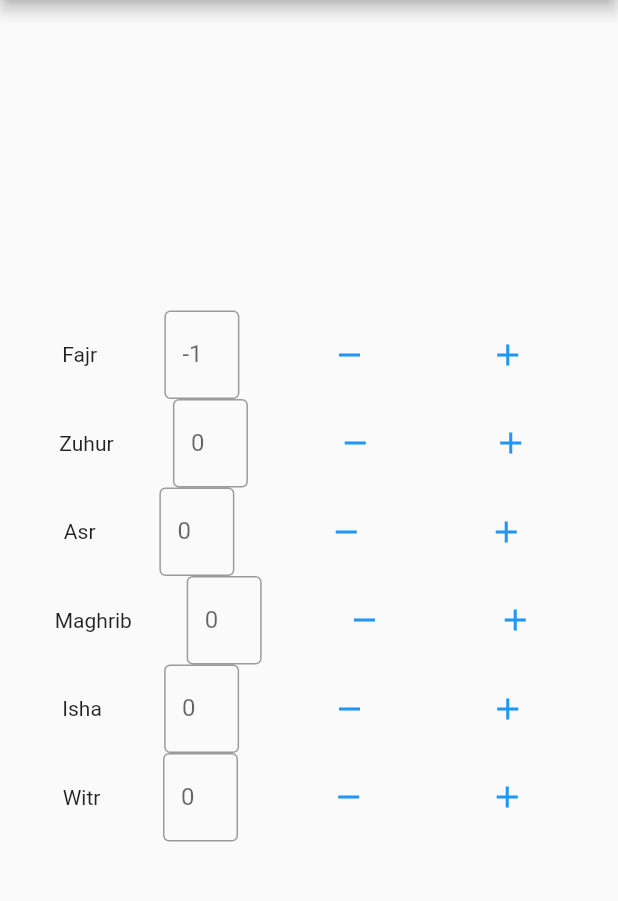
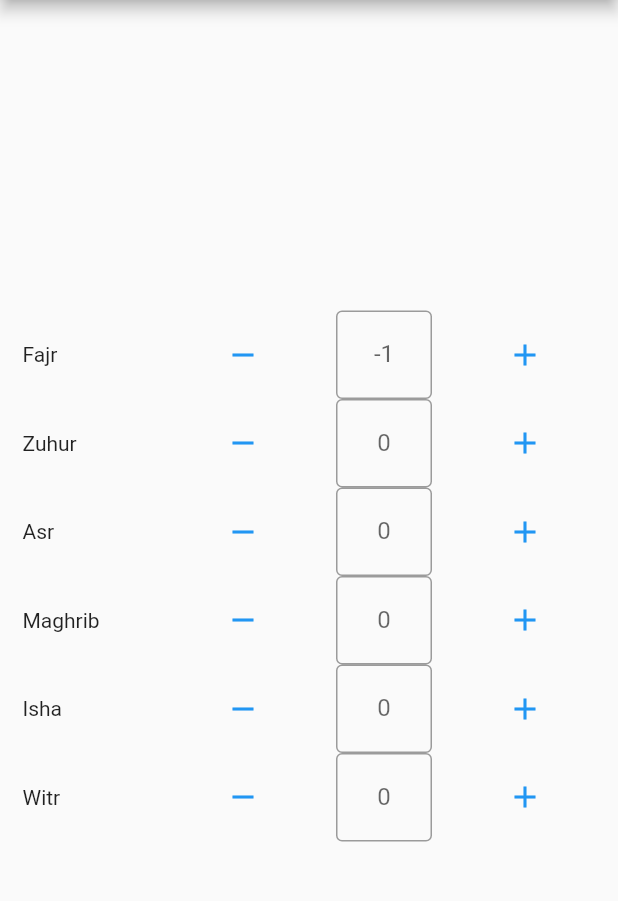
Before and after one commit to MuhammedHMahmood/Qadhas, a Flutter app: the screen it shows after launch, after a tap on the "remove" icon, on a phone screen of 412 x 824 dp, the part 84-985 px from its top. Run offline on Flutter 3.47's test engine with Material 2 defaults, Android fonts, the phone set to English and light mode, and no system bars; our stand-ins replace shared_preferences.

Commit message:
fixed alignment, added input through textfield

```diff
--- /dev/null
+++ b/lib/counter.dart
@@ -0,0 +1,37 @@
+part of 'main.dart';
+
+class Counter {
+  int value = 0;
+  String name = "";
+  var valueController = TextEditingController();
+  Counter(String name) {
+    this.name = name;
+  }
+  Future<void> incrementValue() async {
+    final prefs = await SharedPreferences.getInstance();
+    value = (prefs.getInt(name) ?? 0) + 1;
+    prefs.setInt(name, value);
+  }
+
+  Future<void> decrementValue() async {
+    final prefs = await SharedPreferences.getInstance();
+    value = (prefs.getInt(name) ?? 0) - 1;
+    prefs.setInt(name, value);
+  }
+  Future<void> setValue(int newValue) async {
+    final prefs = await SharedPreferences.getInstance();
+    value = newValue;
+    prefs.setInt(name, value);
+  }
+  Future<void> loadCounter() async {
+    final prefs = await SharedPreferences.getInstance();
+    value = (prefs.getInt(name) ?? 0);
+  }
+  int getValue() {
+    return value;
+  }
+  @override
+  String toString() {
+    return"$value";
+  }
+}
--- a/lib/main.dart
+++ b/lib/main.dart
@@ -1,11 +1,11 @@
 import 'package:flutter/material.dart';
 import 'package:shared_preferences/shared_preferences.dart';
+part 'counter.dart';
 
 void main() => runApp(const MyApp());
 
 class MyApp extends StatelessWidget {
   const MyApp({super.key});
-
   // This widget is the root of the application.
   @override
   Widget build(BuildContext context) {
@@ -18,75 +18,33 @@ class MyApp extends StatelessWidget {
 
 class MyHomePage extends StatefulWidget {
   const MyHomePage({super.key, required this.title});
-
   final String title;
 
   @override
   State<MyHomePage> createState() => _MyHomePageState();
 }
-class Counter {
-  int value = 0;
-  String name = "";
-  Counter(String name) {
-    this.name = name;
-  }
-  Future<void> _incrementValue() async {
-    final prefs = await SharedPreferences.getInstance();
-      value = (prefs.getInt(name) ?? 0) + 1;
-      prefs.setInt(name, value);
-  }
-
-  Future<void> _decrementValue() async {
-    final prefs = await SharedPreferences.getInstance();
-    value = (prefs.getInt(name) ?? 0) - 1;
-    prefs.setInt(name, value);
-  }
-  Future<void> _setValue(int newValue) async {
-    final prefs = await SharedPreferences.getInstance();
-    prefs.setInt(name, newValue);
-  }
-  Future<void> _loadCounter() async {
-    final prefs = await SharedPreferences.getInstance();
-    value = (prefs.getInt(name) ?? 0);
-  }
-  int getValue() {
-    return value;
-  }
-  @override
-  String toString() {
-    return"$value";
-  }
-}
 
 class _MyHomePageState extends State<MyHomePage> {
-  Counter _fajrCounter  = Counter('fajrCounter');
-  Counter _zuhurCounter  = Counter('zuhurCounter');
-  Counter _asrCounter  = Counter('asrCounter');
-  Counter _maghribCounter  = Counter('maghribCounter');
-  Counter _ishaCounter  = Counter('ishaCounter');
-  Counter _witrCounter  = Counter('witrCounter');
-
+  static Counter _fajrCounter  = Counter('Fajr');
+  static Counter _zuhurCounter  = Counter('Zuhur');
+  static Counter _asrCounter  = Counter('Asr');
+  static Counter _maghribCounter  = Counter('Maghrib');
+  static Counter _ishaCounter  = Counter('Isha');
+  static Counter _witrCounter  = Counter('Witr');
+  List<Counter> counters = [_fajrCounter,_zuhurCounter,_asrCounter,_maghribCounter,_ishaCounter,_witrCounter];
 
   @override
   void initState() {
     super.initState();
     _loadCounter();
   }
-
   //Loading counter value on start
   Future<void> _loadCounter() async {
-    _fajrCounter._loadCounter();
-    _zuhurCounter._loadCounter();
-    _asrCounter._loadCounter();
-    _maghribCounter._loadCounter();
-    _ishaCounter._loadCounter();
-    _witrCounter._loadCounter();
+    for (var counter in counters) {
+      counter.loadCounter();
     }
-  // TODO: textfield for counters on submit should update the counter value.
-  // TODO: Need to fix spacing so textboxes and buttons are aligned.
-  // TODO: Need to clean up main file, maybe figure out a way to write this cleaner. Perhaps put all counters into an array,
-  //        then iterate over the array and create a row for each counter instead of six individual rows
-  //
+  }
+
   @override
   Widget build(BuildContext context) {
     return Scaffold(
@@ -94,119 +52,48 @@ class _MyHomePageState extends State<MyHomePage> {
         title: Text(widget.title),
       ),
       body: Center(
-        child: Column(
-          mainAxisAlignment: MainAxisAlignment.center,
+        child: Table (border: TableBorder(),
+          columnWidths: const <int, TableColumnWidth>{
+            0: FixedColumnWidth(100),
+            1: FlexColumnWidth(),
+            2: FixedColumnWidth(64),
+            3: FlexColumnWidth(),
+          },
+          defaultVerticalAlignment: TableCellVerticalAlignment.middle,
           children: [
-            Row(
-              mainAxisAlignment: MainAxisAlignment.spaceEvenly,
-              textDirection: TextDirection.ltr,
-              children: [
-                Text('Fajr '),
-                SizedBox(
-                  width: 50,
+            for (var counter in counters) TableRow(children: [
+              TableCell(
+                child: Container(padding:EdgeInsets.only(left:15.0),child:Text(counter.name)),
+              ),
+              TableCell(
+                child: TextButton(onPressed: () {setState(() {counter.decrementValue();});}, child: const Icon(Icons.remove)),
+              ),
+              TableCell(
                 child: TextField(
+                  controller: counter.valueController,
+                  textAlign: TextAlign.center,
                   decoration: InputDecoration(
                     border: OutlineInputBorder(),
-                      labelText: '$_fajrCounter',
+                    label: Center(child: Text('$counter')),
+                  ),
+                  onSubmitted: (String value) async {
+                    setState(() {
+                      try {
+                        counter.setValue(int.parse(value));
+                      }
+                      catch(error){}
+                      counter.valueController.clear();
+                      FocusScope.of(context).unfocus();
+                    });
+                  },
                 ),
               ),
-                ),
-                TextButton(onPressed: () {setState(() {_fajrCounter._decrementValue();});}, child: const Icon(Icons.remove)),
-                TextButton(onPressed: () {setState(() {_fajrCounter._incrementValue();});}, child: const Icon(Icons.add)),
-              ],
-            ),
-            Row(
-              mainAxisAlignment: MainAxisAlignment.spaceEvenly,
-              textDirection: TextDirection.ltr,
-              children: [
-                Text('Zuhur'),
-                SizedBox(
-                  width: 50,
-                  child: TextField(
-                    decoration: InputDecoration(
-                      border: OutlineInputBorder(),
-                      labelText: '$_zuhurCounter',
-                    ),
-                  ),
-                ),
-                TextButton(onPressed: () {setState(() {_zuhurCounter._decrementValue();});}, child: const Icon(Icons.remove)),
-                TextButton(onPressed: () {setState(() {_zuhurCounter._incrementValue();});}, child: const Icon(Icons.add))
-              ],
-            ),
-            Row(
-              mainAxisAlignment: MainAxisAlignment.spaceEvenly,
-              textDirection: TextDirection.ltr,
-              children: [
-                Text('Asr'),
-                SizedBox(
-                  width: 50,
-                  child: TextField(
-                    decoration: InputDecoration(
-                      border: OutlineInputBorder(),
-                      labelText: '$_asrCounter',
-                    ),
-                  ),
-                ),
-                TextButton(onPressed: () {setState(() {_asrCounter._decrementValue();});}, child: const Icon(Icons.remove)),
-                TextButton(onPressed: () {setState(() {_asrCounter._incrementValue();});}, child: const Icon(Icons.add))
-              ],
-            ),
-            Row(
-              mainAxisAlignment: MainAxisAlignment.spaceEvenly,
-              textDirection: TextDirection.ltr,
-              children: [
-                Text('Maghrib'),
-                SizedBox(
-                  width: 50,
-                  child: TextField(
-                    decoration: InputDecoration(
-                      border: OutlineInputBorder(),
-                      labelText: '$_maghribCounter',
-                    ),
-                  ),
-                ),
-                TextButton(onPressed: () {setState(() {_maghribCounter._decrementValue();});}, child: const Icon(Icons.remove)),
-                TextButton(onPressed: () {setState(() {_maghribCounter._incrementValue();});}, child: const Icon(Icons.add))
-              ],
-            ),
-            Row(
-              mainAxisAlignment: MainAxisAlignment.spaceEvenly,
-              textDirection: TextDirection.ltr,
-              children: [
-                Text('Isha'),
-                SizedBox(
-                  width: 50,
-                  child: TextField(
-                    decoration: InputDecoration(
-                      border: OutlineInputBorder(),
-                      labelText: '$_ishaCounter',
-                    ),
-                  ),
-                ),
-                TextButton(onPressed: () {setState(() {_ishaCounter._decrementValue();});}, child: const Icon(Icons.remove)),
-                TextButton(onPressed: () {setState(() {_ishaCounter._incrementValue();});}, child: const Icon(Icons.add))
-              ],
-            ),
-            Row(
-              mainAxisAlignment: MainAxisAlignment.spaceEvenly,
-              textDirection: TextDirection.ltr,
-              children: [
-                Text('Witr'),
-                SizedBox(
-                  width: 50,
-                  child: TextField(
-                    decoration: InputDecoration(
-                      border: OutlineInputBorder(),
-                      labelText: '$_witrCounter',
-                    ),
-                  ),
-                ),
-                TextButton(onPressed: () {setState(() {_witrCounter._decrementValue();});}, child: const Icon(Icons.remove)),
-                TextButton(onPressed: () {setState(() {_witrCounter._incrementValue();});}, child: const Icon(Icons.add))
-              ],
+              TableCell(
+                child: TextButton(onPressed: () {setState(() {counter.incrementValue();});}, child: const Icon(Icons.add)),
               ),
             ],
           ),
+        ]),
       ),
     );
   }
```
Lines whose indentation alone changed are shown as unchanged.
